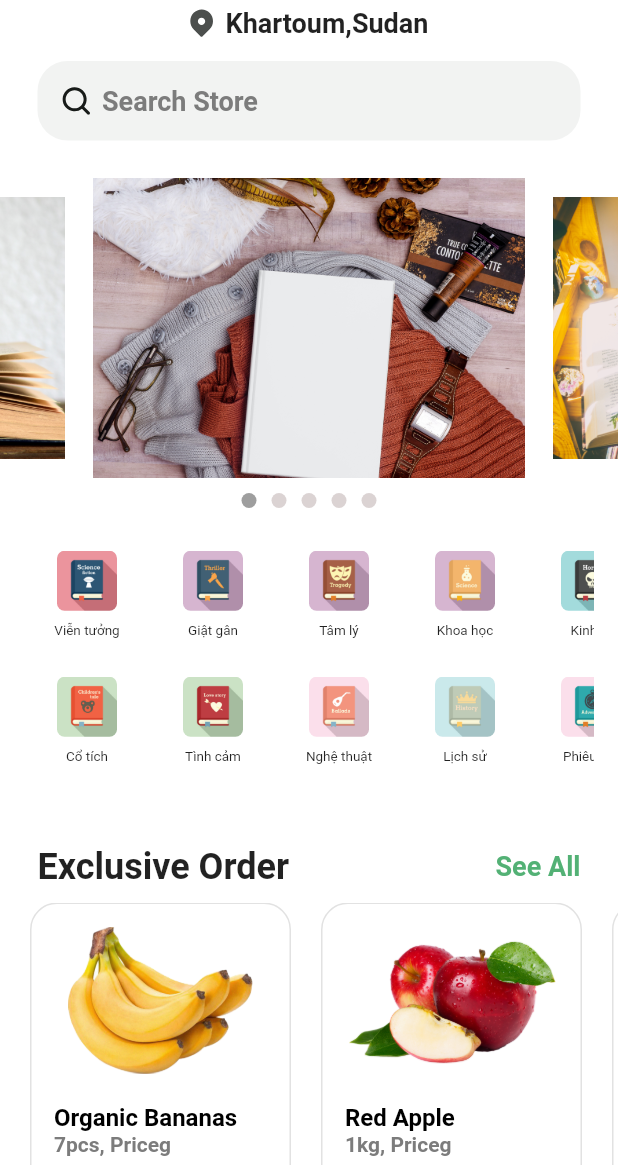
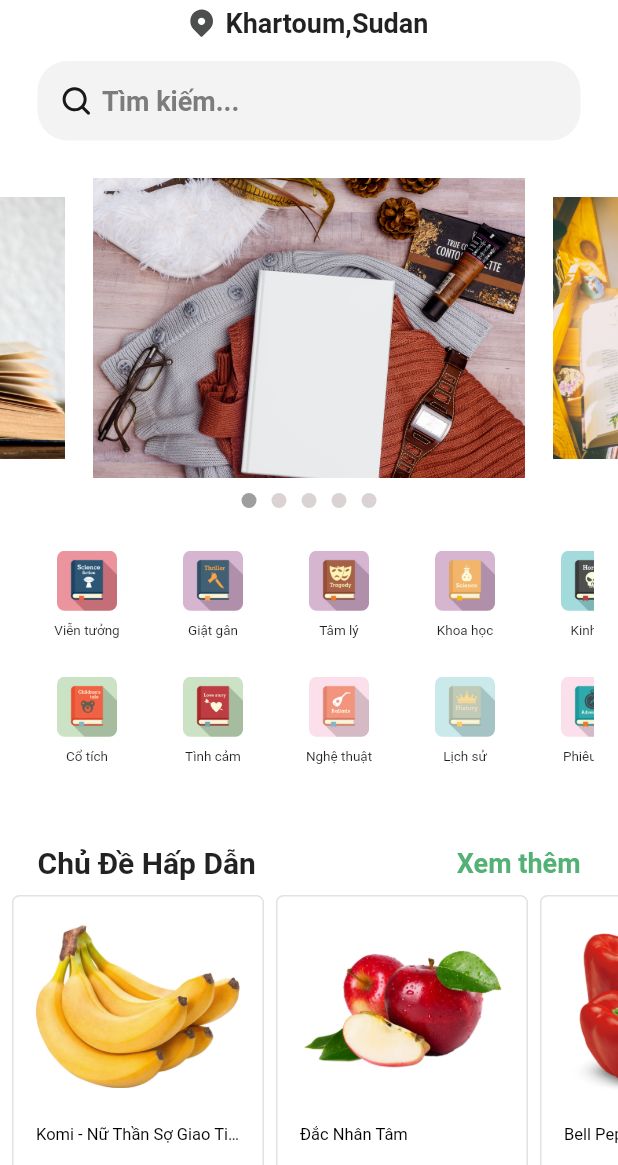
Before and after one commit to tranminhkhang7/matador, a Flutter app: the HomeScreen screen opened directly, on a phone screen of 412 x 824 dp, the part 71-1236 px from its top. Run offline on Flutter 3.47's test engine with Material 2 defaults, Android fonts, the phone set to English and light mode, and no system bars; drawn by our look-alikes of carousel_slider; our stand-ins replace flutter_svg, font_awesome_flutter, modal_progress_hud; missing offline and left inert: bottom_bar_page_transition; Roboto replaces fonts that are missing (Gilroy).

Commit message:
modify ui

```diff
--- a/lib/common_widgets/app_text.dart
+++ b/lib/common_widgets/app_text.dart
@@ -19,6 +19,7 @@ class AppText extends StatelessWidget {
   @override
   Widget build(BuildContext context) {
     return Text(
+      overflow: TextOverflow.ellipsis,
       text,
       textAlign: textAlign == null ? null : TextAlign.center,
       style: TextStyle(
--- a/lib/models/grocery_item.dart
+++ b/lib/models/grocery_item.dart
@@ -17,13 +17,13 @@ class GroceryItem {
 var demoItems = [
   GroceryItem(
       id: 1,
-      name: "Organic Bananas",
+      name: "Komi - Nữ Thần Sợ Giao Tiếp",
       description: "7pcs, Priceg",
       price: 4.99,
       imagePath: "assets/images/grocery_images/banana.png"),
   GroceryItem(
       id: 2,
-      name: "Red Apple",
+      name: "Đắc Nhân Tâm",
       description: "1kg, Priceg",
       price: 4.99,
       imagePath: "assets/images/grocery_images/apple.png"),
--- a/lib/screens/auth/register_screen.dart
+++ b/lib/screens/auth/register_screen.dart
@@ -156,6 +156,7 @@ class _RegisterScreenState extends State<RegisterScreen> {
                         height: 50,
                       ),
                       AppButton(
+                        onPressed: () => {signUpUser()},
                         label: "Đăng ký",
                         padding: const EdgeInsets.symmetric(vertical: 20),
                       ),
--- a/lib/screens/dashboard/navigator_item.dart
+++ b/lib/screens/dashboard/navigator_item.dart
@@ -17,10 +17,11 @@ class NavigatorItem {
 }
 
 List<NavigatorItem> navigatorItems = [
-  NavigatorItem("Shop", "assets/icons/shop_icon.svg", 0, HomeScreen()),
-  NavigatorItem("Explore", "assets/icons/explore_icon.svg", 1, ExploreScreen()),
-  NavigatorItem("Cart", "assets/icons/cart_icon.svg", 2, CartScreen()),
+  NavigatorItem("Trang chủ", "assets/icons/shop_icon.svg", 0, HomeScreen()),
   NavigatorItem(
-      "Favourite", "assets/icons/favourite_icon.svg", 3, FavouriteScreen()),
-  NavigatorItem("Account", "assets/icons/account_icon.svg", 4, AuthScreen()),
+      "Khám phá", "assets/icons/explore_icon.svg", 1, ExploreScreen()),
+  NavigatorItem("Giỏ hàng", "assets/icons/cart_icon.svg", 2, CartScreen()),
+  NavigatorItem(
+      "Yêu thích", "assets/icons/favourite_icon.svg", 3, FavouriteScreen()),
+  NavigatorItem("Tài khoản", "assets/icons/account_icon.svg", 4, AuthScreen()),
 ];
--- a/lib/screens/home/home_screen.dart
+++ b/lib/screens/home/home_screen.dart
@@ -64,49 +64,49 @@ class HomeScreen extends StatelessWidget {
                   SizedBox(
                     height: 25,
                   ),
-                  padded(subTitle("Exclusive Order")),
+                  padded(subTitle("Chủ Đề Hấp Dẫn")),
                   getHorizontalItemSlider(exclusiveOffers),
                   SizedBox(
                     height: 15,
                   ),
-                  padded(subTitle("Best Selling")),
+                  padded(subTitle("Bán Chạy")),
                   getHorizontalItemSlider(bestSelling),
                   SizedBox(
                     height: 15,
                   ),
-                  padded(subTitle("Groceries")),
-                  SizedBox(
-                    height: 15,
-                  ),
-                  Container(
-                    height: 105,
-                    child: ListView(
-                      padding: EdgeInsets.zero,
-                      scrollDirection: Axis.horizontal,
-                      children: [
-                        SizedBox(
-                          width: 20,
-                        ),
-                        GroceryFeaturedCard(
-                          groceryFeaturedItems[0],
-                          color: Color(0xffF8A44C),
-                        ),
-                        SizedBox(
-                          width: 20,
-                        ),
-                        GroceryFeaturedCard(
-                          groceryFeaturedItems[1],
-                          color: AppColors.primaryColor,
-                        ),
-                        SizedBox(
-                          width: 20,
-                        ),
-                      ],
-                    ),
-                  ),
-                  SizedBox(
-                    height: 15,
-                  ),
+                  padded(subTitle("Sách Mới")),
+                  // SizedBox(
+                  //   height: 15,
+                  // ),
+                  // Container(
+                  //   height: 105,
+                  //   child: ListView(
+                  //     padding: EdgeInsets.zero,
+                  //     scrollDirection: Axis.horizontal,
+                  //     children: [
+                  //       SizedBox(
+                  //         width: 20,
+                  //       ),
+                  //       GroceryFeaturedCard(
+                  //         groceryFeaturedItems[0],
+                  //         color: Color(0xffF8A44C),
+                  //       ),
+                  //       SizedBox(
+                  //         width: 20,
+                  //       ),
+                  //       GroceryFeaturedCard(
+                  //         groceryFeaturedItems[1],
+                  //         color: AppColors.primaryColor,
+                  //       ),
+                  //       SizedBox(
+                  //         width: 20,
+                  //       ),
+                  //     ],
+                  //   ),
+                  // ),
+                  // SizedBox(
+                  //   height: 15,
+                  // ),
                   getHorizontalItemSlider(groceries),
                   SizedBox(
                     height: 15,
@@ -132,7 +132,7 @@ class HomeScreen extends StatelessWidget {
       margin: EdgeInsets.symmetric(vertical: 10),
       height: 250,
       child: ListView.separated(
-        padding: EdgeInsets.symmetric(horizontal: 20),
+        padding: EdgeInsets.symmetric(horizontal: 8),
         itemCount: items.length,
         scrollDirection: Axis.horizontal,
         itemBuilder: (context, index) {
@@ -148,7 +148,7 @@ class HomeScreen extends StatelessWidget {
         },
         separatorBuilder: (BuildContext context, int index) {
           return SizedBox(
-            width: 20,
+            width: 8,
           );
         },
       ),
@@ -171,11 +171,11 @@ class HomeScreen extends StatelessWidget {
       children: [
         Text(
           text,
-          style: TextStyle(fontSize: 24, fontWeight: FontWeight.bold),
+          style: TextStyle(fontSize: 20, fontWeight: FontWeight.bold),
         ),
         Spacer(),
         Text(
-          "See All",
+          "Xem thêm",
           style: TextStyle(
               fontSize: 18,
               fontWeight: FontWeight.bold,
--- a/lib/widgets/grocery_item_card_widget.dart
+++ b/lib/widgets/grocery_item_card_widget.dart
@@ -9,10 +9,10 @@ class GroceryItemCardWidget extends StatelessWidget {
   final GroceryItem item;
   final String? heroSuffix;
 
-  final double width = 174;
+  final double width = 168;
   final double height = 250;
   final Color borderColor = Color(0xffE2E2E2);
-  final double borderRadius = 18;
+  final double borderRadius = 5;
 
   @override
   Widget build(BuildContext context) {
@@ -46,26 +46,23 @@ class GroceryItemCardWidget extends StatelessWidget {
             SizedBox(
               height: 20,
             ),
-            AppText(
-              text: item.name,
-              fontSize: 16,
-              fontWeight: FontWeight.bold,
+            Container(
+              alignment: Alignment.topLeft,
+              height: 34,
+              child: AppText(
+                text: item.name,
+                fontSize: 11,
+                fontWeight: FontWeight.normal,
+              ),
             ),
-            AppText(
-              text: item.description,
-              fontSize: 14,
-              fontWeight: FontWeight.w600,
-              color: Color(0xFF7C7C7C),
-            ),
-            SizedBox(
-              height: 20,
-            ),
+            SizedBox(height: 2),
             Row(
               children: [
                 AppText(
                   text: "\$${item.price.toStringAsFixed(2)}",
-                  fontSize: 18,
+                  fontSize: 16,
                   fontWeight: FontWeight.bold,
+                  color: AppColors.primaryColor,
                 ),
                 Spacer(),
                 addWidget()
@@ -88,7 +85,7 @@ class GroceryItemCardWidget extends StatelessWidget {
       height: 45,
       width: 45,
       decoration: BoxDecoration(
-          borderRadius: BorderRadius.circular(17),
+          borderRadius: BorderRadius.circular(14),
           color: AppColors.primaryColor),
       child: Center(
         child: Icon(
--- a/lib/widgets/search_bar_widget.dart
+++ b/lib/widgets/search_bar_widget.dart
@@ -23,7 +23,7 @@ class SearchBarWidget extends StatelessWidget {
             width: 8,
           ),
           Text(
-            "Search Store",
+            "Tìm kiếm...",
             style: TextStyle(
                 fontSize: 18,
                 fontWeight: FontWeight.bold,
```
